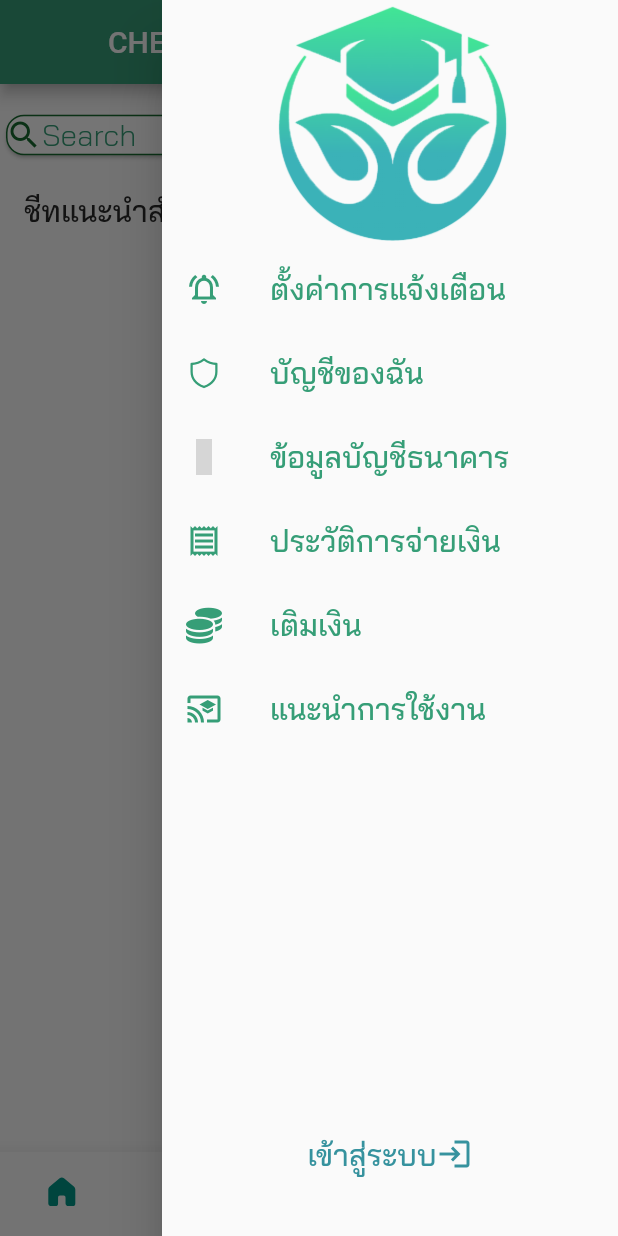
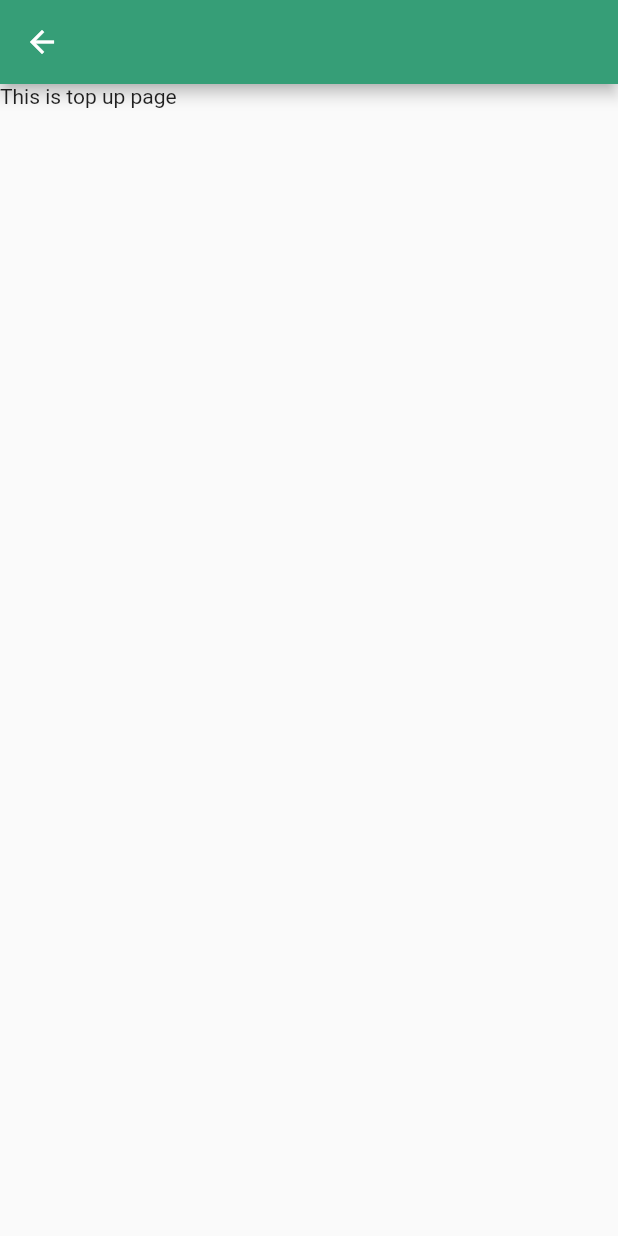
Before and after one commit to Ayunoi100bug/cheat_sheet, a Flutter app: the screen it shows after launch, in the side drawer, after a tap on "เติมเงิน", on a phone screen of 412 x 824 dp. Run offline on Flutter 3.47's test engine with Material 2 defaults, Android fonts, the phone set to English and light mode, and no system bars; our stand-ins replace another_flushbar, auto_route, auto_size_text, cached_network_image, cloud_firestore, dotted_border and 13 more; missing offline and left inert: blinking_text, clickable_list_wheel_view, flutter_facebook_auth, flutter_pdfview; accounts and stored records are empty; grey boxes are pictures that could not be loaded.

Commit message:
Commit title :  เพิ่มหน้าเติมเงิน
What :  เพิ่มหน้าเติมเงิน

Why : เพื่อให้สามารถทำหน้าเติมเงินได้

How : สร้างไฟล์ top_up.dart และแก้ไฟล์ routes.dart

```diff
--- a/lib/res/components/sidebar_menu.dart
+++ b/lib/res/components/sidebar_menu.dart
@@ -83,7 +83,8 @@ class _SidebarMenuState extends State<SidebarMenu> {
                             icon: FontAwesomeIcons.coins,
                             title: 'เติมเงิน',
                             onTap: () {
-                              print("payment");
+                              Navigator.pop(context);
+                              AutoRouter.of(context).push(TopUpRoute());
                             },
                           ),
                           CustomListTile(
@@ -165,7 +166,8 @@ class _SidebarMenuState extends State<SidebarMenu> {
                             icon: FontAwesomeIcons.coins,
                             title: 'เติมเงิน',
                             onTap: () {
-                              print("payment");
+                              Navigator.pop(context);
+                              AutoRouter.of(context).push(TopUpRoute());
                             },
                           ),
                           CustomListTile(
--- a/lib/utils/routes/routes.dart
+++ b/lib/utils/routes/routes.dart
@@ -18,6 +18,7 @@ import 'package:cheat_sheet/view/profile_screen/edit_profile.dart';
 import 'package:cheat_sheet/view/profile_screen/profile_screen.dart';
 import 'package:cheat_sheet/view/register.dart';
 import 'package:cheat_sheet/view/sheet_list_screen/sheet_list_screen.dart';
+import 'package:cheat_sheet/view/side_bar_menu/top_up.dart';
 import 'package:cheat_sheet/view/test_ui_book.dart';
 
 @MaterialAutoRouter(replaceInRouteName: 'Page,Route', routes: [
@@ -109,5 +110,6 @@ import 'package:cheat_sheet/view/test_ui_book.dart';
     name: 'RegisterRoute',
     page: RegisterScreen,
   ),
+  AutoRoute(path: '/top_up', name: 'TopUpRoute', page: TopUp),
 ])
 class $AppRouter {}
--- /dev/null
+++ b/lib/view/side_bar_menu/top_up.dart
@@ -0,0 +1,24 @@
+import 'package:auto_route/auto_route.dart';
+import 'package:flutter/material.dart';
+
+import '../../res/components/custom_appbar.dart';
+
+class TopUp extends StatefulWidget {
+  const TopUp({super.key});
+
+  @override
+  State<TopUp> createState() => _TopUpState();
+}
+
+class _TopUpState extends State<TopUp> {
+  @override
+  Widget build(BuildContext context) {
+    return Scaffold(
+      appBar: AppBar(
+        leading: AutoLeadingButton(),
+        backgroundColor: CustomAppBar.appBarColor,
+      ),
+      body: Text('This is top up page'),
+    );
+  }
+}
```
Also changed, not shown: lib/utils/routes/routes.gr.dart.
